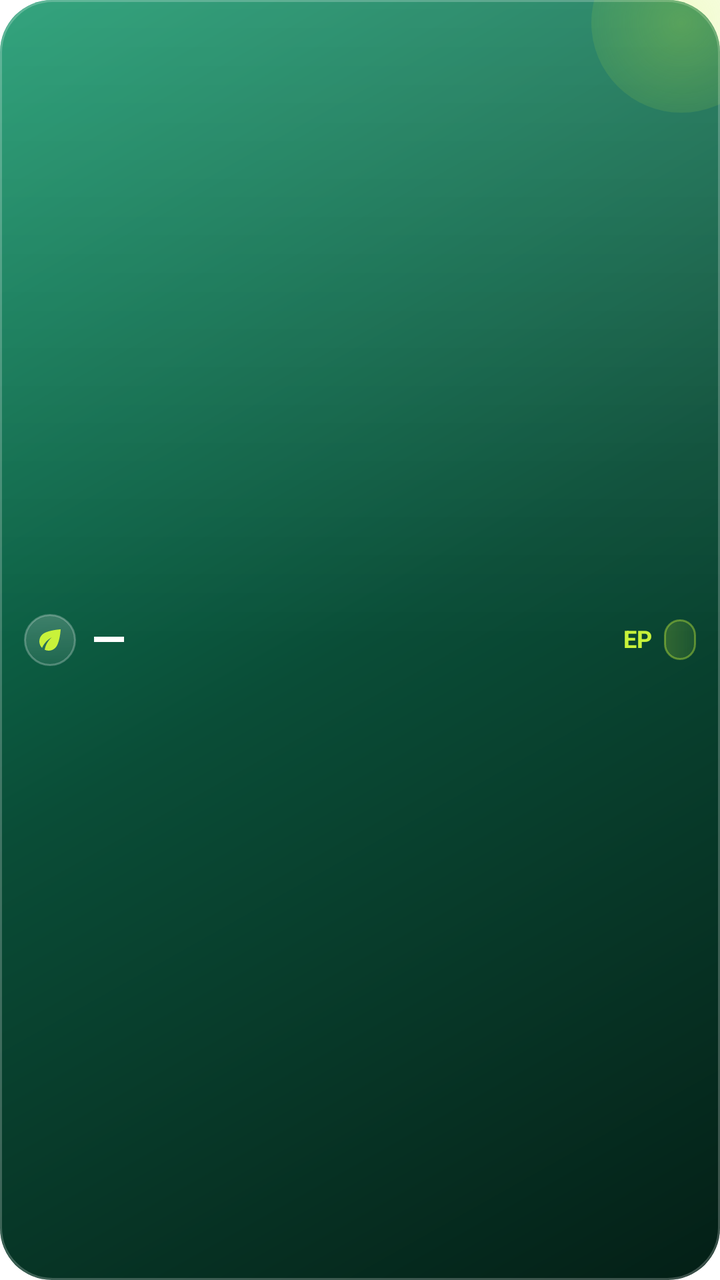
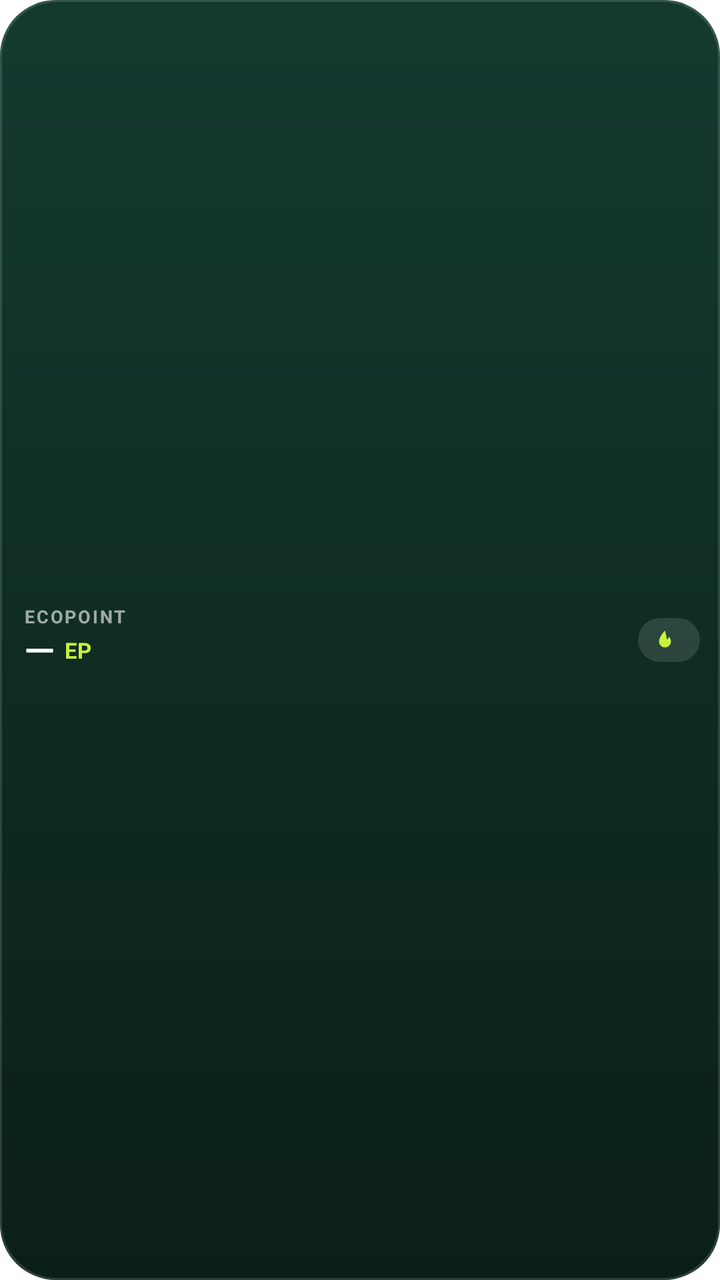

Before-and-after screenshots of an Android layout around one commit, followed by the original layout XML and the change that was made.
<!-- AndroidManifest.xml: fallback theme Theme.MaterialComponents.DayNight.NoActionBar -->
<!-- res/layout/ep_widget_xs.xml -->
<?xml version="1.0" encoding="utf-8"?>
<FrameLayout xmlns:android="http://schemas.android.com/apk/res/android"
    android:id="@+id/ep_widget_root"
    android:layout_width="match_parent"
    android:layout_height="match_parent"
    android:background="@drawable/ep_widget_bg">

    <ImageView
        android:layout_width="90dp"
        android:layout_height="90dp"
        android:layout_gravity="top|end"
        android:layout_marginTop="-34dp"
        android:layout_marginEnd="-26dp"
        android:importantForAccessibility="no"
        android:src="@drawable/ep_widget_blob_a" />

    <LinearLayout
        android:layout_width="match_parent"
        android:layout_height="match_parent"
        android:gravity="center_vertical"
        android:orientation="horizontal"
        android:paddingStart="12dp"
        android:paddingEnd="12dp">

        <ImageView
                android:layout_width="26dp"
                android:layout_height="26dp"
                android:background="@drawable/ep_widget_badge"
                android:importantForAccessibility="no"
                android:padding="5dp"
                android:src="@drawable/ep_widget_leaf" />

        <TextView
            android:id="@+id/ep_widget_balance"
            android:layout_width="0dp"
            android:layout_height="wrap_content"
            android:layout_marginStart="8dp"
            android:layout_weight="1"
            android:fontFamily="sans-serif-medium"
            android:includeFontPadding="false"
            android:maxLines="1"
            android:text="—"
            android:textColor="#FFFFFFFF"
            android:textSize="22sp"
            android:textStyle="bold" />

        <TextView
            android:id="@+id/ep_widget_unit"
            android:layout_width="wrap_content"
            android:layout_height="wrap_content"
            android:layout_marginEnd="6dp"
            android:includeFontPadding="false"
            android:text="EP"
            android:textColor="#FFC8F23A"
            android:textSize="12sp"
            android:textStyle="bold" />

        <TextView
            android:id="@+id/ep_widget_streak"
            android:layout_width="wrap_content"
            android:layout_height="wrap_content"
            android:background="@drawable/ep_widget_pill"
            android:paddingStart="8dp"
            android:paddingTop="2dp"
            android:paddingEnd="8dp"
            android:paddingBottom="2dp"
            android:text=""
            android:textColor="#FFC8F23A"
            android:textSize="12sp"
            android:textStyle="bold" />
    </LinearLayout>
</FrameLayout>
<!-- resources referenced by this layout -->
<resources>
  <!-- drawable ep_widget_badge (drawable) -->
  <?xml version="1.0" encoding="utf-8"?>
  <shape xmlns:android="http://schemas.android.com/apk/res/android" android:shape="oval">
      <gradient android:angle="270" android:startColor="#33FFFFFF" android:endColor="#14FFFFFF" />
      <stroke android:width="1dp" android:color="#40FFFFFF" />
  </shape>
  <!-- drawable ep_widget_bg (drawable) -->
  <?xml version="1.0" encoding="utf-8"?>
  <layer-list xmlns:android="http://schemas.android.com/apk/res/android">
      <item>
          <shape android:shape="rectangle">
              <gradient android:angle="315" android:startColor="#FF14966A"
                  android:centerColor="#FF0A4D37" android:endColor="#FF041F16" />
              <corners android:radius="26dp" />
          </shape>
      </item>
      
      <item>
          <shape android:shape="rectangle">
              <gradient android:angle="270" android:startColor="#22FFFFFF"
                  android:centerColor="#00FFFFFF" android:endColor="#00FFFFFF" />
              <corners android:radius="26dp" />
          </shape>
      </item>
      
      <item>
          <shape android:shape="rectangle">
              <stroke android:width="1dp" android:color="#38FFFFFF" />
              <corners android:radius="26dp" />
          </shape>
      </item>
  </layer-list>
  <!-- drawable ep_widget_blob_a (drawable) -->
  <?xml version="1.0" encoding="utf-8"?>
  <shape xmlns:android="http://schemas.android.com/apk/res/android" android:shape="oval">
      <gradient android:type="radial" android:gradientRadius="75dp"
          android:startColor="#44C8F23A" android:endColor="#00C8F23A" />
  </shape>
  <!-- drawable ep_widget_leaf (drawable) -->
  <?xml version="1.0" encoding="utf-8"?>
  <vector xmlns:android="http://schemas.android.com/apk/res/android"
      android:width="24dp"
      android:height="24dp"
      android:viewportWidth="24"
      android:viewportHeight="24">
      <path
          android:fillColor="#FFC8F23A"
          android:pathData="M6.05,8.05c-2.73,2.73 -2.73,7.15 -0.02,9.88 1.47,-3.4 4.09,-6.24 7.36,-7.93 -2.77,2.34 -4.71,5.61 -5.39,9.32 2.6,1.23 5.8,0.78 7.95,-1.37C19.43,14.47 20,4 20,4S9.53,4.57 6.05,8.05z" />
  </vector>
  <!-- drawable ep_widget_pill (drawable) -->
  <?xml version="1.0" encoding="utf-8"?>
  <shape xmlns:android="http://schemas.android.com/apk/res/android" android:shape="rectangle">
      <gradient android:angle="0" android:startColor="#33C8F23A" android:endColor="#1AC8F23A" />
      <stroke android:width="1dp" android:color="#66C8F23A" />
      <corners android:radius="20dp" />
  </shape>
</resources>

<!-- the commit's change to res/layout/ep_widget_xs.xml (unified diff, before → after) -->
@@ -5,68 +5,93 @@
     android:layout_height="match_parent"
     android:background="@drawable/ep_widget_bg">
 
-    <ImageView
-        android:layout_width="90dp"
-        android:layout_height="90dp"
-        android:layout_gravity="top|end"
-        android:layout_marginTop="-34dp"
-        android:layout_marginEnd="-26dp"
-        android:importantForAccessibility="no"
-        android:src="@drawable/ep_widget_blob_a" />
-
     <LinearLayout
         android:layout_width="match_parent"
         android:layout_height="match_parent"
         android:gravity="center_vertical"
         android:orientation="horizontal"
         android:paddingStart="12dp"
-        android:paddingEnd="12dp">
+        android:paddingEnd="10dp">
 
-        <ImageView
-                android:layout_width="26dp"
-                android:layout_height="26dp"
-                android:background="@drawable/ep_widget_badge"
-                android:importantForAccessibility="no"
-                android:padding="5dp"
-                android:src="@drawable/ep_widget_leaf" />
+        
 
-        <TextView
-            android:id="@+id/ep_widget_balance"
+        <LinearLayout
             android:layout_width="0dp"
             android:layout_height="wrap_content"
-            android:layout_marginStart="8dp"
             android:layout_weight="1"
-            android:fontFamily="sans-serif-medium"
-            android:includeFontPadding="false"
-            android:maxLines="1"
-            android:text="—"
-            android:textColor="#FFFFFFFF"
-            android:textSize="22sp"
-            android:textStyle="bold" />
+            android:orientation="vertical">
 
-        <TextView
-            android:id="@+id/ep_widget_unit"
-            android:layout_width="wrap_content"
-            android:layout_height="wrap_content"
-            android:layout_marginEnd="6dp"
-            android:includeFontPadding="false"
-            android:text="EP"
-            android:textColor="#FFC8F23A"
-            android:textSize="12sp"
-            android:textStyle="bold" />
+            <TextView
+                android:id="@+id/ep_widget_label"
+                android:layout_width="wrap_content"
+                android:layout_height="wrap_content"
+                android:letterSpacing="0.1"
+                android:maxLines="1"
+                android:text="EcoPoint"
+                android:textAllCaps="true"
+                android:textColor="#99FFFFFF"
+                android:textSize="9sp"
+                android:textStyle="bold" />
 
-        <TextView
-            android:id="@+id/ep_widget_streak"
-            android:layout_width="wrap_content"
-            android:layout_height="wrap_content"
-            android:background="@drawable/ep_widget_pill"
-            android:paddingStart="8dp"
-            android:paddingTop="2dp"
-            android:paddingEnd="8dp"
-            android:paddingBottom="2dp"
-            android:text=""
-            android:textColor="#FFC8F23A"
-            android:textSize="12sp"
-            android:textStyle="bold" />
+            <LinearLayout
+                android:layout_width="wrap_content"
+                android:layout_height="wrap_content"
+                android:gravity="bottom"
+                android:orientation="horizontal">
+
+                <TextView
+                    android:id="@+id/ep_widget_balance"
+                    android:layout_width="wrap_content"
+                    android:layout_height="wrap_content"
+                    android:fontFamily="sans-serif-medium"
+                    android:includeFontPadding="false"
+                    android:maxLines="1"
+                    android:text="—"
+                    android:textColor="#FFFFFFFF"
+                    android:textSize="20sp" />
+
+                <TextView
+                    android:id="@+id/ep_widget_unit"
+                    android:layout_width="wrap_content"
+                    android:layout_height="wrap_content"
+                    android:layout_marginStart="5dp"
+                    android:layout_marginBottom="3dp"
+                    android:includeFontPadding="false"
+                    android:text="EP"
+                    android:textColor="#FFC8F23A"
+                    android:textSize="11sp"
+                    android:textStyle="bold" />
+            </LinearLayout>
+        </LinearLayout>
+
+        <LinearLayout
+                android:id="@+id/ep_widget_streak_chip"
+                android:layout_width="wrap_content"
+                android:layout_height="wrap_content"
+                android:background="@drawable/ep_widget_pill"
+                android:gravity="center_vertical"
+                android:orientation="horizontal"
+                android:paddingStart="8dp"
+                android:paddingTop="4dp"
+                android:paddingEnd="9dp"
+                android:paddingBottom="4dp">
+
+                <ImageView
+                    android:layout_width="11dp"
+                    android:layout_height="11dp"
+                    android:importantForAccessibility="no"
+                    android:src="@drawable/ep_widget_flame" />
+
+                <TextView
+                    android:id="@+id/ep_widget_streak"
+                    android:layout_width="wrap_content"
+                    android:layout_height="wrap_content"
+                    android:layout_marginStart="3dp"
+                    android:includeFontPadding="false"
+                    android:text=""
+                    android:textColor="#FFC8F23A"
+                    android:textSize="12sp"
+                    android:textStyle="bold" />
+            </LinearLayout>
     </LinearLayout>
 </FrameLayout>
<!-- resource entries referenced after the edit -->
@@ -1,44 +1,22 @@
 <!-- resources referenced by this layout -->
 <resources>
-  <!-- drawable ep_widget_badge (drawable) -->
-  <?xml version="1.0" encoding="utf-8"?>
-  <shape xmlns:android="http://schemas.android.com/apk/res/android" android:shape="oval">
-      <gradient android:angle="270" android:startColor="#33FFFFFF" android:endColor="#14FFFFFF" />
-      <stroke android:width="1dp" android:color="#40FFFFFF" />
-  </shape>
   <!-- drawable ep_widget_bg (drawable) -->
   <?xml version="1.0" encoding="utf-8"?>
   <layer-list xmlns:android="http://schemas.android.com/apk/res/android">
       <item>
           <shape android:shape="rectangle">
-              <gradient android:angle="315" android:startColor="#FF14966A"
-                  android:centerColor="#FF0A4D37" android:endColor="#FF041F16" />
-              <corners android:radius="26dp" />
+              <gradient android:angle="270" android:startColor="#FF143A2E" android:endColor="#FF0A1F18" />
+              <corners android:radius="28dp" />
           </shape>
       </item>
-      
       <item>
           <shape android:shape="rectangle">
-              <gradient android:angle="270" android:startColor="#22FFFFFF"
-                  android:centerColor="#00FFFFFF" android:endColor="#00FFFFFF" />
-              <corners android:radius="26dp" />
-          </shape>
-      </item>
-      
-      <item>
-          <shape android:shape="rectangle">
-              <stroke android:width="1dp" android:color="#38FFFFFF" />
-              <corners android:radius="26dp" />
+              <stroke android:width="1dp" android:color="#24FFFFFF" />
+              <corners android:radius="28dp" />
           </shape>
       </item>
   </layer-list>
-  <!-- drawable ep_widget_blob_a (drawable) -->
-  <?xml version="1.0" encoding="utf-8"?>
-  <shape xmlns:android="http://schemas.android.com/apk/res/android" android:shape="oval">
-      <gradient android:type="radial" android:gradientRadius="75dp"
-          android:startColor="#44C8F23A" android:endColor="#00C8F23A" />
-  </shape>
-  <!-- drawable ep_widget_leaf (drawable) -->
+  <!-- drawable ep_widget_flame (drawable) -->
   <?xml version="1.0" encoding="utf-8"?>
   <vector xmlns:android="http://schemas.android.com/apk/res/android"
       android:width="24dp"
@@ -47,13 +25,12 @@
       android:viewportHeight="24">
       <path
           android:fillColor="#FFC8F23A"
-          android:pathData="M6.05,8.05c-2.73,2.73 -2.73,7.15 -0.02,9.88 1.47,-3.4 4.09,-6.24 7.36,-7.93 -2.77,2.34 -4.71,5.61 -5.39,9.32 2.6,1.23 5.8,0.78 7.95,-1.37C19.43,14.47 20,4 20,4S9.53,4.57 6.05,8.05z" />
+          android:pathData="M12,2C12,2 5.5,8.5 5.5,14a6.5,6.5 0 0 0 13,0c0,-2.2 -1,-3.8 -2.1,-5.3c-0.5,1.6 -1.5,2.6 -2.6,3.1C13.8,8.2 12,2 12,2z" />
   </vector>
   <!-- drawable ep_widget_pill (drawable) -->
   <?xml version="1.0" encoding="utf-8"?>
   <shape xmlns:android="http://schemas.android.com/apk/res/android" android:shape="rectangle">
-      <gradient android:angle="0" android:startColor="#33C8F23A" android:endColor="#1AC8F23A" />
-      <stroke android:width="1dp" android:color="#66C8F23A" />
+      <solid android:color="#1FFFFFFF" />
       <corners android:radius="20dp" />
   </shape>
 </resources>
